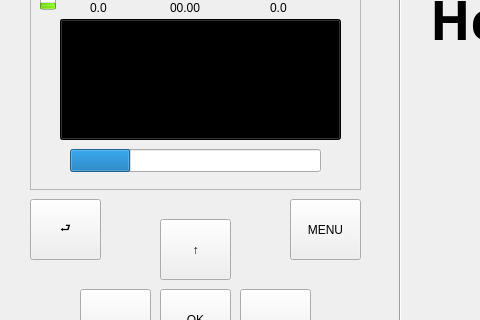
First picture: the form in HeartWave/mainwindow.ui, repository rosali2003/3004-group-project, before the edit; both pictures show x 0 to 480 and y 81 to 401 of the 800 by 600 pixel window.
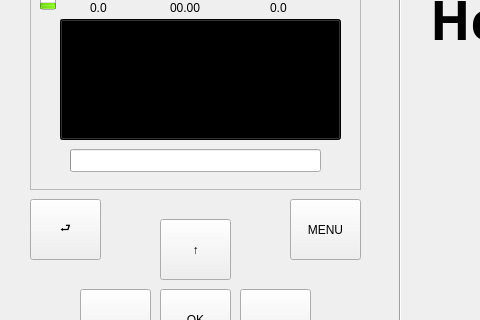
Second picture: the form after the edit. Icons and pictures are not drawn. Custom widgets are drawn as their Qt base class.

```diff
--- a/HeartWave/mainwindow.ui
+++ b/HeartWave/mainwindow.ui
@@ -30,6 +30,9 @@
      <enum>QFrame::Raised</enum>
     </property>
     <widget class="QProgressBar" name="breath_pacer">
+     <property name="enabled">
+      <bool>true</bool>
+     </property>
      <property name="geometry">
       <rect>
        <x>40</x>
@@ -39,7 +42,7 @@
       </rect>
      </property>
      <property name="value">
-      <number>24</number>
+      <number>0</number>
      </property>
      <property name="textVisible">
       <bool>false</bool>
```
